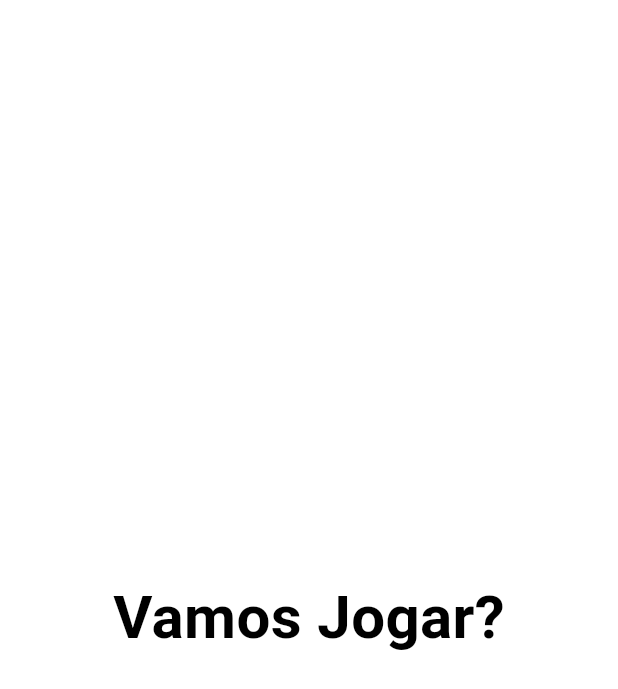
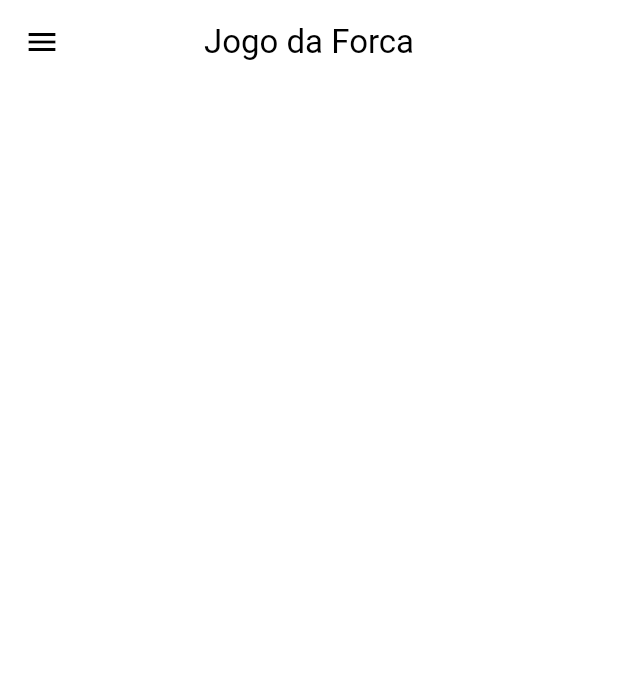
Before and after one commit to thgoas/Jogo_forca, a Flutter app: the screen it shows after launch, after a tap on "Começar", on a phone screen of 412 x 824 dp. Shown: the top 689 px of the screen. Run offline on Flutter 3.47's test engine with Material 3 defaults, Android fonts, the phone set to English and light mode, and no system bars; our stand-ins replace shared_preferences.

Commit message:
feat: add drawer

```diff
--- /dev/null
+++ b/lib/drawer/drawer_route.dart
@@ -0,0 +1,35 @@
+import 'package:flutter/material.dart';
+
+class DrawerRoute extends StatelessWidget {
+  const DrawerRoute({Key? key}) : super(key: key);
+
+  @override
+  Widget build(BuildContext context) {
+    return Scaffold(
+      appBar: AppBar(
+        title: const Text('Jogo da Forca'),
+        centerTitle: true,
+
+      ),
+      body: Container(),
+      drawer: const Drawer(
+        child: Column(
+          children: <Widget>[
+            DrawerHeader(
+              padding: EdgeInsets.zero,
+              margin: EdgeInsets.zero,
+              decoration:  BoxDecoration(
+                image: DecorationImage(
+                  fit: BoxFit.fill,
+                  image: AssetImage('assets/images/drawer/drawer_header.png'),
+
+                ),
+              ),
+              child: SizedBox(),
+            )
+          ],
+        ),
+      ),
+    );
+  }
+}
--- a/lib/routes/splash_screen_route.dart
+++ b/lib/routes/splash_screen_route.dart
@@ -1,6 +1,7 @@
 import 'dart:async';
 
 import 'package:flutter/material.dart';
+import 'package:forca/drawer/drawer_route.dart';
 import 'package:forca/routes/home_route.dart';
 import 'package:forca/routes/welcome_route.dart';
 import 'package:forca/shared_preferences/app_preferences.dart';
@@ -29,7 +30,7 @@ class _SplashScreenRouteState extends State<SplashScreenRoute> {
   _whereToNavigate({required bool welcomeRead}) {
     if (welcomeRead) {
       Navigator.push(
-          context, MaterialPageRoute(builder: (context) => const HomeRoute()));
+          context, MaterialPageRoute(builder: (context) => const DrawerRoute()));
     } else {
       Navigator.push(context,
           MaterialPageRoute(builder: (context) => const WelcomeRoute()));
--- a/lib/routes/welcome_route.dart
+++ b/lib/routes/welcome_route.dart
@@ -1,4 +1,5 @@
 import 'package:flutter/material.dart';
+import 'package:forca/drawer/drawer_route.dart';
 import 'package:forca/routes/home_route.dart';
 import 'package:forca/shared_preferences/app_preferences.dart';
 
@@ -64,7 +65,7 @@ class _WelcomeRouteState extends State<WelcomeRoute> {
                       Navigator.push(
                           context,
                           MaterialPageRoute(
-                              builder: (context) => const HomeRoute()));
+                              builder: (context) => const DrawerRoute()));
                     },
                     child: const Text(
                       'Começar',
--- a/pubspec.yaml
+++ b/pubspec.yaml
@@ -62,6 +62,7 @@ flutter:
   # To add assets to your application, add an assets section, like this:
   assets:
     - assets/images/splashscreen.png
+    - assets/images/drawer/
 
   # An images asset can refer to one or more resolution-specific "variants", see
   # https://flutter.dev/assets-and-images/#resolution-aware
```
Also changed, not shown: assets/images/drawer/drawer_header.png (added).
